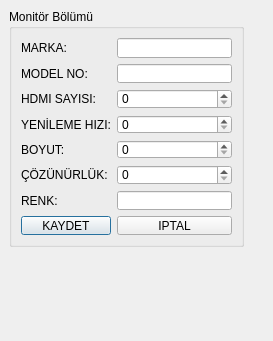
Above: UI/VeriFormlari/tmomonitortanimlamaformu.ui from onur35iii/TeknolojiMarketiOtomasyonu before the change. Below: the same form after it.
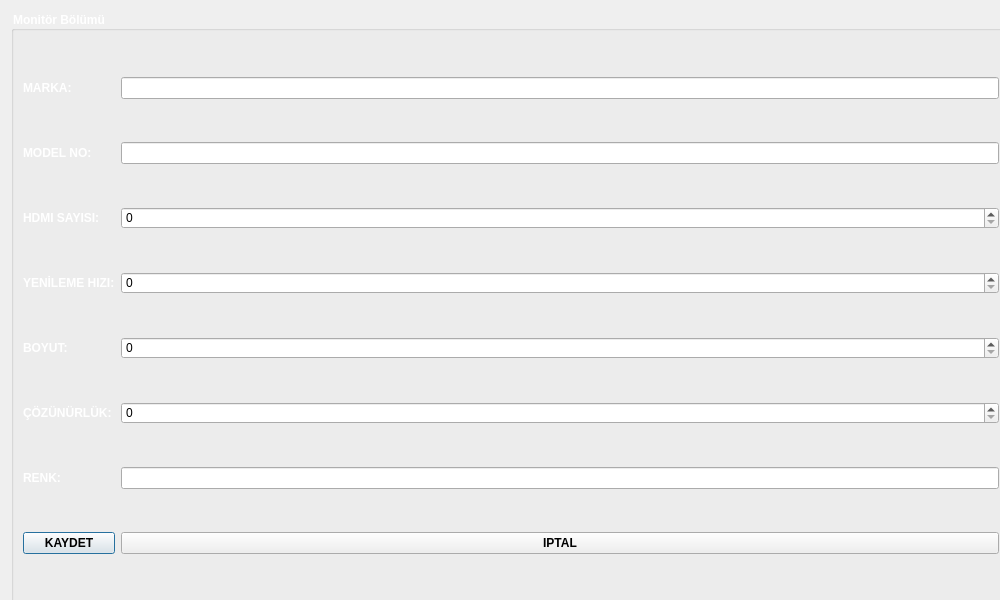
That is the form after the change. Icons and pictures are not drawn.

What changed in the file:
```diff
--- a/UI/VeriFormlari/tmomonitortanimlamaformu.ui
+++ b/UI/VeriFormlari/tmomonitortanimlamaformu.ui
@@ -6,21 +6,57 @@
    <rect>
     <x>0</x>
     <y>0</y>
-    <width>273</width>
-    <height>341</height>
+    <width>1000</width>
+    <height>600</height>
    </rect>
   </property>
+  <property name="minimumSize">
+   <size>
+    <width>1000</width>
+    <height>600</height>
+   </size>
+  </property>
+  <property name="maximumSize">
+   <size>
+    <width>1018</width>
+    <height>618</height>
+   </size>
+  </property>
   <property name="windowTitle">
    <string>Dialog</string>
   </property>
+  <property name="styleSheet">
+   <string notr="true">TMOMonitorTanimlamaFormu{
+	background-image: url(:/resimler/monitor.jpg);
+}
+
+QLabel {
+   font:Bold; 
+   color: #ffffff;
+}
+QGroupBox {
+    font:Bold;
+color: #ffffff;
+}
+QPushButton{font:Bold;}
+
+
+</string>
+  </property>
+  <layout class="QGridLayout" name="gridLayout_2">
+   <item row="0" column="0">
   <widget class="QGroupBox" name="GBMonitorBolumu">
-   <property name="geometry">
-    <rect>
-     <x>9</x>
-     <y>9</y>
-     <width>235</width>
-     <height>238</height>
-    </rect>
+     <property name="minimumSize">
+      <size>
+       <width>1000</width>
+       <height>600</height>
+      </size>
+     </property>
+     <property name="maximumSize">
+      <size>
+       <width>1000</width>
+       <height>600</height>
+      </size>
    </property>
    <property name="title">
     <string>Monitör Bölümü</string>
@@ -121,6 +157,8 @@
     </item>
    </layout>
   </widget>
+   </item>
+  </layout>
  </widget>
  <tabstops>
   <tabstop>LEMarka</tabstop>
```
Lines whose indentation alone changed are shown as unchanged.
